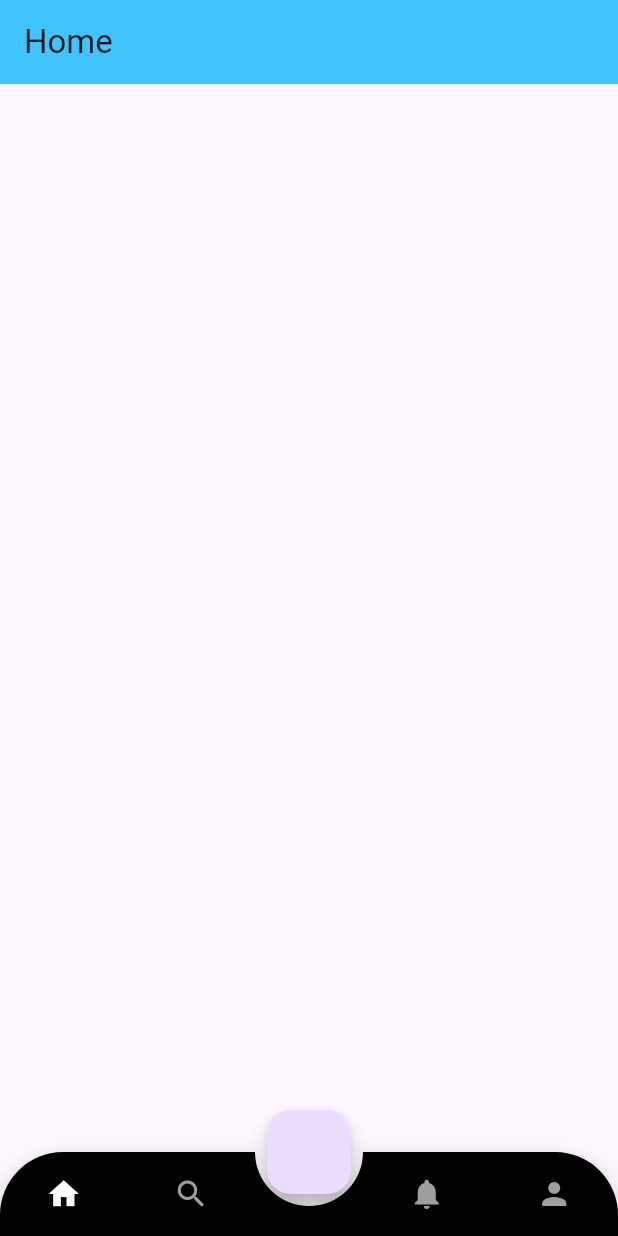
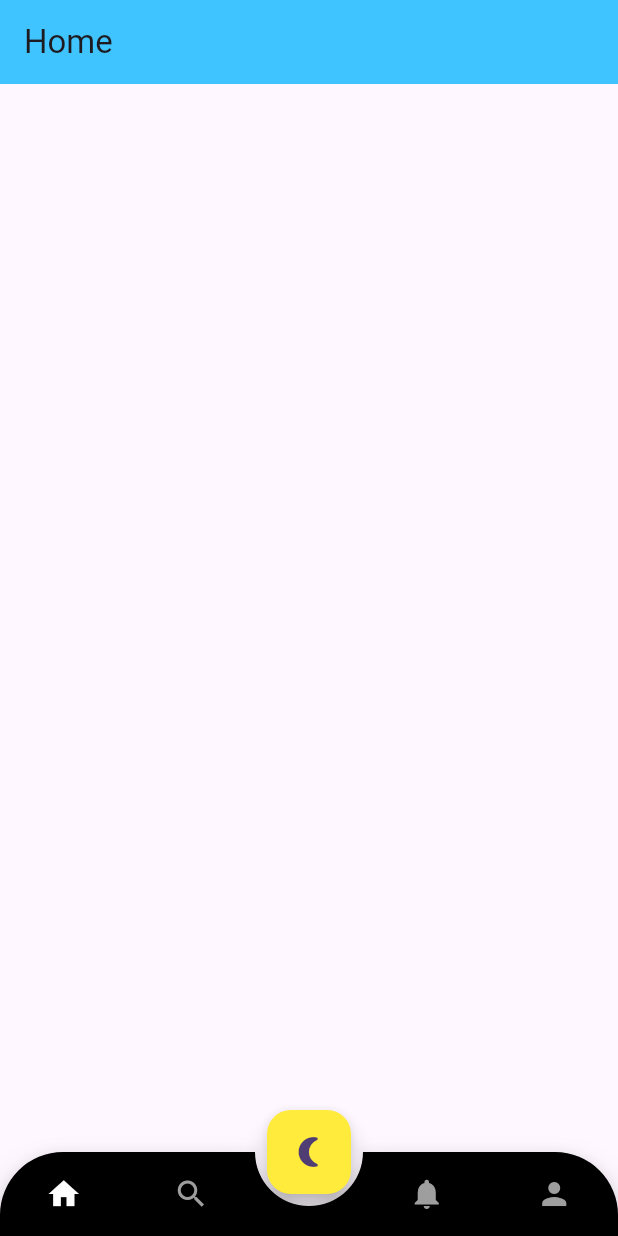
Before and after one commit to BangKeyaru/tugas5_app, a Flutter app: the screen it shows after launch, on a phone screen of 412 x 824 dp. Run offline on Flutter 3.47's test engine with Material 3 defaults, Android fonts, the phone set to English and light mode, and no system bars; drawn by our look-alikes of animated_bottom_navigation_bar.

Commit message:
memberi_icon_bulan

```diff
--- a/lib/bottom_navigation.dart
+++ b/lib/bottom_navigation.dart
@@ -31,9 +31,11 @@ class _BottomNavigationState extends State<BottomNavigation> {
   @override
   Widget build(BuildContext context) {
     return Scaffold(
-      body: _pages[_bottomNavIndex], //destination screen
+      body: _pages[_bottomNavIndex],
       floatingActionButton: FloatingActionButton(
         onPressed: () {},
+        child: const Icon(Icons.nightlight_round),
+        backgroundColor: Colors.yellow,
       ),
       floatingActionButtonLocation: FloatingActionButtonLocation.centerDocked,
       bottomNavigationBar: AnimatedBottomNavigationBar(
```
